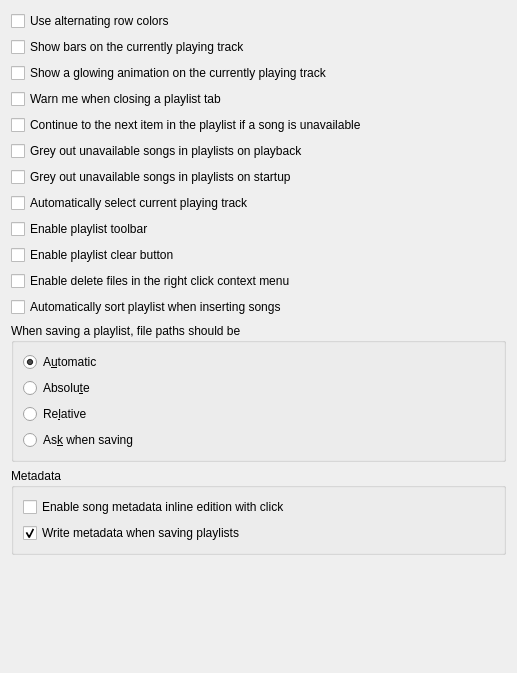
Old version of the form src/settings/playlistsettingspage.ui in the repository RoundSalmon4/blended-strawberry.
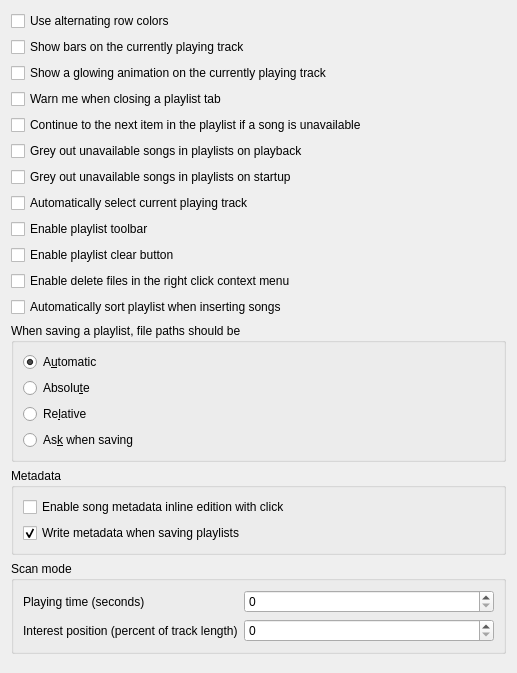
New version of the form.

The edit to the form file:
```diff
--- a/src/settings/playlistsettingspage.ui
+++ b/src/settings/playlistsettingspage.ui
@@ -167,6 +167,55 @@
      </layout>
     </widget>
    </item>
+   <item>
+    <widget class="QGroupBox" name="groupbox_scan">
+     <property name="title">
+      <string>Scan mode</string>
+     </property>
+     <layout class="QFormLayout" name="layout_scan">
+      <item row="0" column="0">
+       <widget class="QLabel" name="label_scan_half_playing_time_s">
+        <property name="text">
+         <string>Playing time (seconds)</string>
+        </property>
+       </widget>
+      </item>
+      <item row="0" column="1">
+       <widget class="QSpinBox" name="spinbox_scan_half_playing_time_s">
+        <property name="toolTip">
+         <string>The time played before and after the position time selected in seconds (0 for playing the complete track)</string>
+        </property>
+        <property name="minimum">
+         <number>0</number>
+        </property>
+        <property name="maximum">
+         <number>3600</number>
+        </property>
+       </widget>
+      </item>
+      <item row="1" column="0">
+       <widget class="QLabel" name="label_scan_percent_interest_song">
+        <property name="text">
+         <string>Interest position (percent of track length)</string>
+        </property>
+       </widget>
+      </item>
+      <item row="1" column="1">
+       <widget class="QSpinBox" name="spinbox_scan_percent_interest_song">
+        <property name="toolTip">
+         <string>The position time reference selected in percent of the track length</string>
+        </property>
+        <property name="minimum">
+         <number>0</number>
+        </property>
+        <property name="maximum">
+         <number>100</number>
+        </property>
+       </widget>
+      </item>
+     </layout>
+    </widget>
+   </item>
    <item>
     <spacer name="spacer_bottom">
      <property name="orientation">
```
